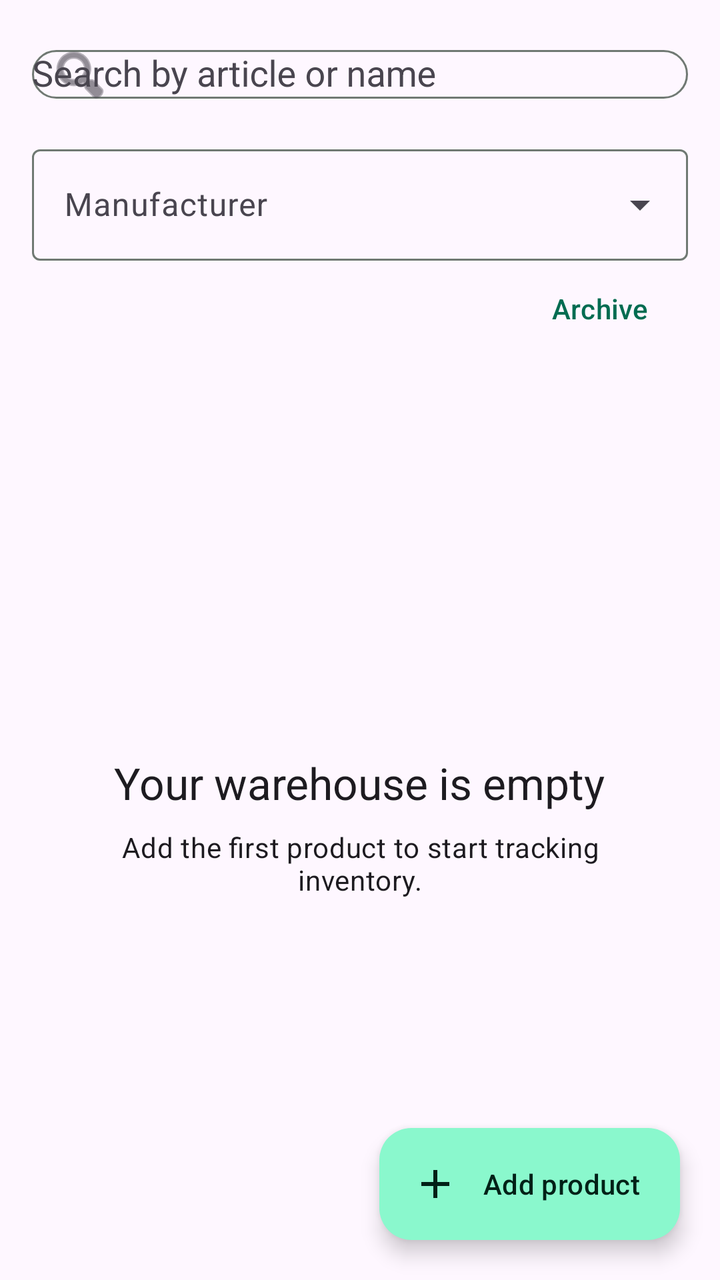
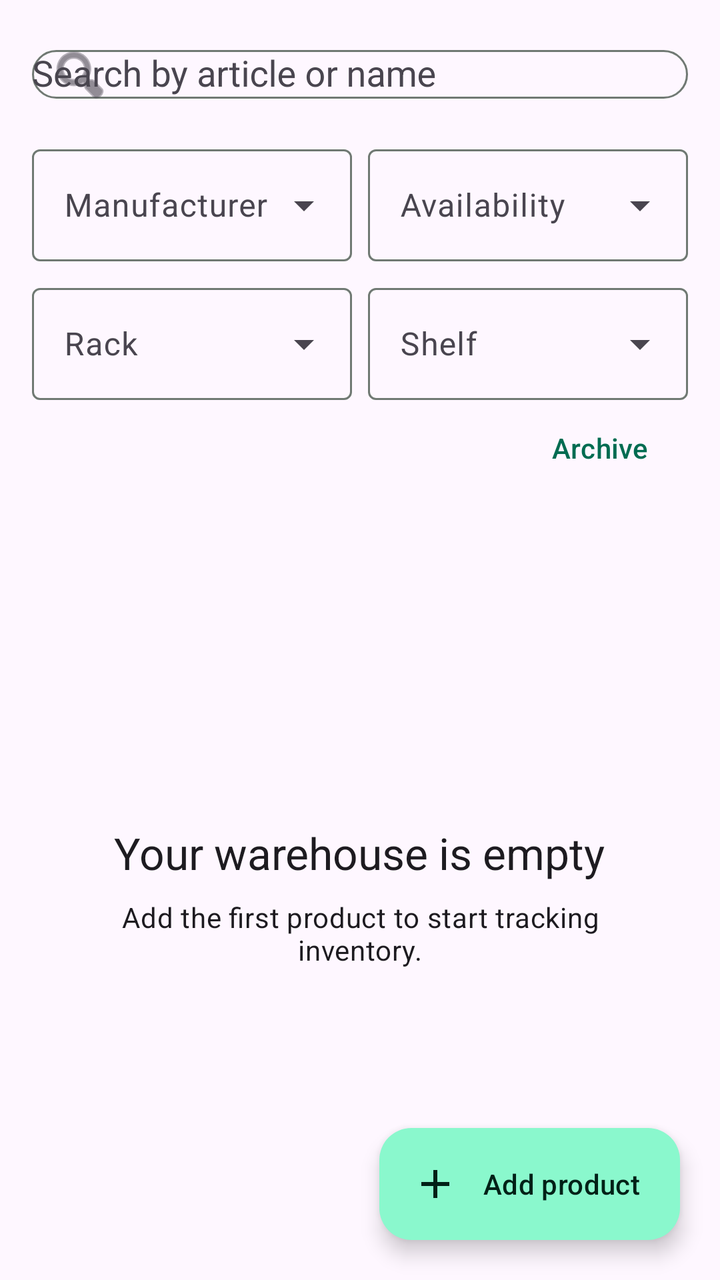

Two renders of the same Android screen: before a commit and after it. Below are the layout's source before the change and the commit's diff.
<!-- AndroidManifest.xml: application theme Theme.StockKeeper -->
<!-- res/layout/fragment_warehouse.xml -->
<?xml version="1.0" encoding="utf-8"?>
<androidx.coordinatorlayout.widget.CoordinatorLayout xmlns:android="http://schemas.android.com/apk/res/android"
    xmlns:app="http://schemas.android.com/apk/res-auto"
    android:layout_width="match_parent"
    android:layout_height="match_parent">

    <LinearLayout android:layout_width="match_parent" android:layout_height="match_parent" android:orientation="vertical" android:paddingStart="16dp" android:paddingEnd="16dp">
        <com.google.android.material.textfield.TextInputLayout
            android:layout_width="match_parent" android:layout_height="wrap_content" android:layout_marginTop="8dp"
            app:boxBackgroundMode="outline" app:boxCornerRadiusTopStart="16dp" app:boxCornerRadiusTopEnd="16dp" app:boxCornerRadiusBottomStart="16dp" app:boxCornerRadiusBottomEnd="16dp"
            app:startIconDrawable="@android:drawable/ic_menu_search"
            app:endIconMode="clear_text">
            <com.google.android.material.textfield.MaterialAutoCompleteTextView
                android:id="@+id/searchInput" android:layout_width="match_parent" android:layout_height="wrap_content"
                android:completionThreshold="0" android:hint="@string/search_hint" android:imeOptions="actionSearch" android:inputType="text" android:maxLines="1" />
        </com.google.android.material.textfield.TextInputLayout>

        <com.google.android.material.textfield.TextInputLayout
            style="@style/Widget.Material3.TextInputLayout.OutlinedBox.ExposedDropdownMenu"
            android:layout_width="match_parent"
            android:layout_height="wrap_content"
            android:layout_marginTop="8dp"
            android:hint="@string/manufacturer_filter"
            app:endIconMode="dropdown_menu">
            <com.google.android.material.textfield.MaterialAutoCompleteTextView
                android:id="@+id/manufacturerFilter"
                android:layout_width="match_parent"
                android:layout_height="wrap_content"
                android:completionThreshold="0"
                android:inputType="textCapWords"
                android:maxLines="1" />
        </com.google.android.material.textfield.TextInputLayout>

        <com.google.android.material.button.MaterialButton
            android:id="@+id/openArchiveButton"
            style="@style/Widget.Material3.Button.TextButton"
            android:layout_width="wrap_content"
            android:layout_height="wrap_content"
            android:layout_gravity="end"
            android:text="@string/open_archive" />

        <FrameLayout android:layout_width="match_parent" android:layout_height="0dp" android:layout_weight="1" android:layout_marginTop="8dp">
            <androidx.recyclerview.widget.RecyclerView
                android:id="@+id/productList" android:layout_width="match_parent" android:layout_height="match_parent"
                android:clipToPadding="false" android:paddingBottom="88dp" />
            <LinearLayout android:id="@+id/emptyState" android:layout_width="match_parent" android:layout_height="match_parent" android:gravity="center" android:orientation="vertical" android:padding="32dp">
                <TextView android:layout_width="wrap_content" android:layout_height="wrap_content" android:text="@string/no_products_title" android:textAppearance="@style/TextAppearance.Material3.TitleLarge" />
                <TextView android:layout_width="wrap_content" android:layout_height="wrap_content" android:layout_marginTop="8dp" android:gravity="center" android:text="@string/no_products_message" android:textAppearance="@style/TextAppearance.Material3.BodyMedium" />
            </LinearLayout>
        </FrameLayout>
    </LinearLayout>

    <com.google.android.material.floatingactionbutton.ExtendedFloatingActionButton
        android:id="@+id/addProductButton" android:layout_width="wrap_content" android:layout_height="wrap_content"
        android:layout_gravity="bottom|end" android:layout_margin="20dp" android:text="@string/add_product" app:icon="@drawable/ic_add" />
</androidx.coordinatorlayout.widget.CoordinatorLayout>
<!-- resources referenced by this layout -->
<resources>
  <!-- drawable ic_add (drawable) -->
  <vector xmlns:android="http://schemas.android.com/apk/res/android" android:width="24dp" android:height="24dp" android:viewportWidth="24" android:viewportHeight="24">
      <path android:fillColor="@android:color/white" android:pathData="M19,13h-6v6h-2v-6H5v-2h6V5h2v6h6v2z" />
  </vector>
  <string name="add_product">Add product</string>
  <string name="manufacturer_filter">Manufacturer</string>
  <string name="no_products_message">Add the first product to start tracking inventory.</string>
  <string name="no_products_title">Your warehouse is empty</string>
  <string name="open_archive">Archive</string>
  <string name="search_hint">Search by article or name</string>
  <style name="Theme.StockKeeper" parent="Base.Theme.StockKeeper" />
  <style name="Base.Theme.StockKeeper" parent="Theme.Material3.DayNight.NoActionBar">
          <item name="colorPrimary">@color/primary</item>
          <item name="colorOnPrimary">@color/on_primary</item>
          <item name="colorPrimaryContainer">@color/primary_container</item>
          <item name="colorOnPrimaryContainer">@color/on_primary_container</item>
          <item name="colorSecondary">@color/secondary</item>
          <item name="colorSurface">@color/surface</item>
          <item name="colorOnSurface">@color/on_surface</item>
          <item name="colorOutline">@color/outline</item>
          <item name="colorError">@color/error</item>
          <item name="android:windowLightStatusBar">true</item>
      </style>
  <color name="primary">#006C51</color>
  <color name="on_primary">#FFFFFF</color>
  <color name="primary_container">#8AF8CD</color>
  <color name="on_primary_container">#002117</color>
  <color name="secondary">#4C635A</color>
  <color name="surface">#F7FBF7</color>
  <color name="on_surface">#191C1A</color>
  <color name="outline">#707973</color>
  <color name="error">#BA1A1A</color>
</resources>

<!-- the commit's change to res/layout/fragment_warehouse.xml (unified diff, before → after) -->
@@ -15,21 +15,24 @@
                 android:completionThreshold="0" android:hint="@string/search_hint" android:imeOptions="actionSearch" android:inputType="text" android:maxLines="1" />
         </com.google.android.material.textfield.TextInputLayout>
 
-        <com.google.android.material.textfield.TextInputLayout
-            style="@style/Widget.Material3.TextInputLayout.OutlinedBox.ExposedDropdownMenu"
-            android:layout_width="match_parent"
-            android:layout_height="wrap_content"
-            android:layout_marginTop="8dp"
-            android:hint="@string/manufacturer_filter"
-            app:endIconMode="dropdown_menu">
-            <com.google.android.material.textfield.MaterialAutoCompleteTextView
-                android:id="@+id/manufacturerFilter"
-                android:layout_width="match_parent"
-                android:layout_height="wrap_content"
-                android:completionThreshold="0"
-                android:inputType="textCapWords"
-                android:maxLines="1" />
-        </com.google.android.material.textfield.TextInputLayout>
+        <LinearLayout android:id="@+id/topFilterRow" android:layout_width="match_parent" android:layout_height="wrap_content" android:layout_marginTop="8dp" android:orientation="horizontal">
+            <com.google.android.material.textfield.TextInputLayout android:id="@+id/manufacturerFilterLayout" style="@style/Widget.Material3.TextInputLayout.OutlinedBox.ExposedDropdownMenu" android:layout_width="0dp" android:layout_height="wrap_content" android:layout_weight="1" android:hint="@string/manufacturer_filter" app:endIconMode="dropdown_menu">
+                <com.google.android.material.textfield.MaterialAutoCompleteTextView android:id="@+id/manufacturerFilter" android:layout_width="match_parent" android:layout_height="56dp" android:completionThreshold="0" android:inputType="textCapWords" android:maxLines="1" />
+            </com.google.android.material.textfield.TextInputLayout>
+            <Space android:layout_width="8dp" android:layout_height="1dp" />
+            <com.google.android.material.textfield.TextInputLayout android:id="@+id/availabilityFilterLayout" style="@style/Widget.Material3.TextInputLayout.OutlinedBox.ExposedDropdownMenu" android:layout_width="0dp" android:layout_height="wrap_content" android:layout_weight="1" android:hint="@string/availability_filter" app:endIconMode="dropdown_menu">
+                <com.google.android.material.textfield.MaterialAutoCompleteTextView android:id="@+id/availabilityFilter" android:layout_width="match_parent" android:layout_height="56dp" android:inputType="none" android:maxLines="1" />
+            </com.google.android.material.textfield.TextInputLayout>
+        </LinearLayout>
+        <LinearLayout android:id="@+id/bottomFilterRow" android:layout_width="match_parent" android:layout_height="wrap_content" android:layout_marginTop="8dp" android:orientation="horizontal">
+            <com.google.android.material.textfield.TextInputLayout android:id="@+id/rackFilterLayout" style="@style/Widget.Material3.TextInputLayout.OutlinedBox.ExposedDropdownMenu" android:layout_width="0dp" android:layout_height="wrap_content" android:layout_weight="1" android:hint="@string/rack" app:endIconMode="dropdown_menu">
+                <com.google.android.material.textfield.MaterialAutoCompleteTextView android:id="@+id/rackFilter" android:layout_width="match_parent" android:layout_height="56dp" android:inputType="none" android:maxLines="1" />
+            </com.google.android.material.textfield.TextInputLayout>
+            <Space android:layout_width="8dp" android:layout_height="1dp" />
+            <com.google.android.material.textfield.TextInputLayout android:id="@+id/shelfFilterLayout" style="@style/Widget.Material3.TextInputLayout.OutlinedBox.ExposedDropdownMenu" android:layout_width="0dp" android:layout_height="wrap_content" android:layout_weight="1" android:hint="@string/shelf" app:endIconMode="dropdown_menu">
+                <com.google.android.material.textfield.MaterialAutoCompleteTextView android:id="@+id/shelfFilter" android:layout_width="match_parent" android:layout_height="56dp" android:inputType="none" android:maxLines="1" />
+            </com.google.android.material.textfield.TextInputLayout>
+        </LinearLayout>
 
         <com.google.android.material.button.MaterialButton
             android:id="@+id/openArchiveButton"
<!-- resource entries referenced after the edit -->
@@ -5,11 +5,14 @@
       <path android:fillColor="@android:color/white" android:pathData="M19,13h-6v6h-2v-6H5v-2h6V5h2v6h6v2z" />
   </vector>
   <string name="add_product">Add product</string>
+  <string name="availability_filter">Availability</string>
   <string name="manufacturer_filter">Manufacturer</string>
   <string name="no_products_message">Add the first product to start tracking inventory.</string>
   <string name="no_products_title">Your warehouse is empty</string>
   <string name="open_archive">Archive</string>
+  <string name="rack">Rack</string>
   <string name="search_hint">Search by article or name</string>
+  <string name="shelf">Shelf</string>
   <style name="Theme.StockKeeper" parent="Base.Theme.StockKeeper" />
   <style name="Base.Theme.StockKeeper" parent="Theme.Material3.DayNight.NoActionBar">
           <item name="colorPrimary">@color/primary</item>
